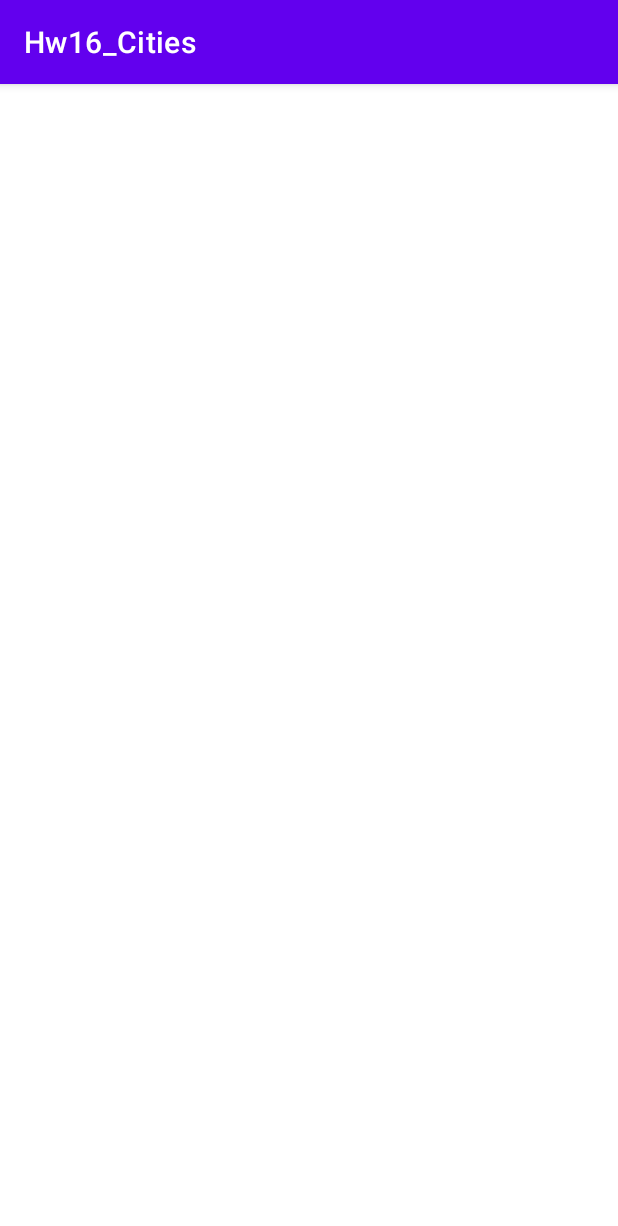
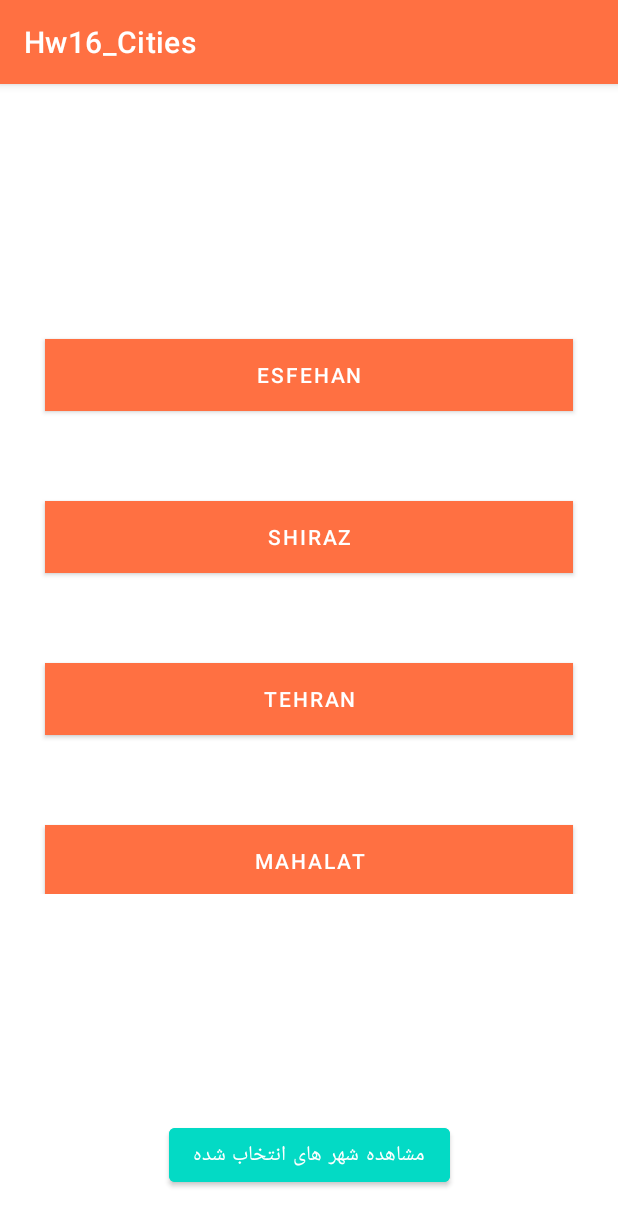
Before and after one commit to tsmoosavi/Hw16_Cities, an Android app: the screen it shows after launch (MainActivity), on a phone screen of 412 x 824 dp. Shown: the top 1226 px of the screen. Run offline under Robolectric (Android 15) with nearby library versions, the phone set to English and light mode, and no system bars; our stand-ins replace Room's generated code, data binding.

Commit message:
edit fragment_home.xml

```diff
--- a/app/src/main/java/com/example/hw16_cities/HomeFragment.kt
+++ b/app/src/main/java/com/example/hw16_cities/HomeFragment.kt
@@ -7,11 +7,12 @@ import android.view.View
 import android.view.ViewGroup
 import android.widget.Button
 import android.widget.Toast
+import androidx.fragment.app.viewModels
 import com.example.hw16_cities.databinding.FragmentHomeBinding
 
 class HomeFragment : Fragment() {
-lateinit var binding: FragmentHomeBinding
-
+    lateinit var binding: FragmentHomeBinding
+    val vm:HomeViewModel by viewModels()
     override fun onCreate(savedInstanceState: Bundle?) {
         super.onCreate(savedInstanceState)
     }
@@ -27,6 +28,8 @@ lateinit var binding: FragmentHomeBinding
     override fun onViewCreated(view: View, savedInstanceState: Bundle?) {
         super.onViewCreated(view, savedInstanceState)
         var adapter = HomeRecyclerAdapter{button, city ->cityButtonClick(button,city)  }
+        binding.homeRV.adapter = adapter
+        adapter.submitList(vm.listOfCity)
 
     }
 
@@ -41,11 +44,12 @@ lateinit var binding: FragmentHomeBinding
             city.isSelected = !city.isSelected
             if (city.isSelected){
                 Toast.makeText(activity, "selected", Toast.LENGTH_SHORT).show()
-                button.setBackgroundResource(R.color.green)
+                button.setBackgroundColor(resources.getColor(R.color.green))
             }
             else if (!city.isSelected){
                 Toast.makeText(activity, "unselected", Toast.LENGTH_SHORT).show()
-                button.setBackgroundResource(R.color.orange)
+                button.setBackgroundColor(resources.getColor(R.color.orange))
+//                button.setBackgroundResource(R.color.orange)
             }
         }
 
--- a/app/src/main/java/com/example/hw16_cities/HomeRecyclerAdapter.kt
+++ b/app/src/main/java/com/example/hw16_cities/HomeRecyclerAdapter.kt
@@ -14,12 +14,12 @@ typealias buttonClickHandler = (Button,City) ->Unit
 class HomeRecyclerAdapter(var buttonClick: buttonClickHandler) : ListAdapter<City, HomeRecyclerAdapter.ItemHolder>(CityDiffCallback) {
 
     class ItemHolder(val binding: HomerecyclerviewBinding): RecyclerView.ViewHolder(binding.root){
-        fun bind(city: City,buttonClick: buttonClickHandler){
-            binding.cityButton.text = city.name
-            binding.cityButton.setOnClickListener{
-                buttonClick.invoke(binding.cityButton,city)
-            }
-        }
+//        fun bind(city: City,buttonClick: buttonClickHandler){
+//            binding.cityButton.text = city.name
+//            binding.cityButton.setOnClickListener{
+//                buttonClick.invoke(binding.cityButton,city)
+//            }
+//        }
     }
     object CityDiffCallback: DiffUtil.ItemCallback<City>(){
 
@@ -44,6 +44,8 @@ class HomeRecyclerAdapter(var buttonClick: buttonClickHandler) : ListAdapter<Cit
     }
 
     override fun onBindViewHolder(holder: ItemHolder, position: Int) {
-        holder.bind(getItem(position),buttonClick)
+//        holder.bind(getItem(position),buttonClick)
+        holder.binding.cityButton.text =getItem(position).name
+        buttonClick(holder.binding.cityButton,Repository().citiesList[position])
     }
 }
--- a/app/src/main/java/com/example/hw16_cities/database/DaoOfCityEntity.kt
+++ b/app/src/main/java/com/example/hw16_cities/database/DaoOfCityEntity.kt
@@ -2,13 +2,14 @@ package com.example.hw16_cities.database
 
 import androidx.lifecycle.LiveData
 import androidx.room.*
+import com.example.hw16_cities.City
 import com.example.hw16_cities.database.CityEntity
 
 @Dao
 interface DaoOfCityEntity {
 
     @Insert(onConflict = OnConflictStrategy.REPLACE)
-    fun addCity(city: CityEntity)
+    fun addCity(city: City)
 
     @Delete
     fun removeCity(city: CityEntity)
--- a/app/src/main/java/com/example/hw16_cities/database/Repository.kt
+++ b/app/src/main/java/com/example/hw16_cities/database/Repository.kt
@@ -14,6 +14,11 @@ class Repository {
     }
     var citiesList = listOf<City>(City("Esfehan"),City("Shiraz"),City("Tehran"),City("Mahalat"),City("Kashan"),
                                     City("qazvin"),City("Sari"),City("Bam"),City("Hamedan"),City("Rasht"))
+
+
+    fun addCity(city: City){
+        db!!.cityDao().addCity(city)
+    }
 }
 class City(var name:String){
     var isSelected = false
--- a/app/src/main/res/layout/fragment_home.xml
+++ b/app/src/main/res/layout/fragment_home.xml
@@ -1,5 +1,5 @@
 <?xml version="1.0" encoding="utf-8"?>
-<FrameLayout xmlns:android="http://schemas.android.com/apk/res/android"
+<androidx.constraintlayout.widget.ConstraintLayout xmlns:android="http://schemas.android.com/apk/res/android"
     xmlns:tools="http://schemas.android.com/tools"
     android:layout_width="match_parent"
     android:layout_height="match_parent"
@@ -10,7 +10,24 @@
  <androidx.recyclerview.widget.RecyclerView
      android:id="@+id/homeRV"
      android:layout_width="match_parent"
-     android:layout_height="wrap_content"
+     android:layout_height="400dp"
+     app:layout_constraintStart_toStartOf="parent"
+     app:layout_constraintEnd_toEndOf="parent"
+     app:layout_constraintTop_toTopOf="parent"
+     android:layout_marginTop="30dp"
+     android:layout_marginBottom="40dp"
+     app:layout_constraintBottom_toTopOf="@id/showSelectedCities"
      app:layoutManager="androidx.recyclerview.widget.LinearLayoutManager"/>
 
-</FrameLayout>
+    <Button
+        android:id="@+id/showSelectedCities"
+        android:layout_width="wrap_content"
+        android:layout_height="wrap_content"
+        android:text="@string/show_selected_cities"
+        app:layout_constraintEnd_toEndOf="parent"
+        app:layout_constraintStart_toStartOf="parent"
+        app:layout_constraintBottom_toBottomOf="parent"
+        android:layout_marginBottom="30dp"
+        android:backgroundTint="@color/teal_200"/>
+
+</androidx.constraintlayout.widget.ConstraintLayout>
--- a/app/src/main/res/layout/homerecyclerview.xml
+++ b/app/src/main/res/layout/homerecyclerview.xml
@@ -1,17 +1,21 @@
 <?xml version="1.0" encoding="utf-8"?>
 <layout  xmlns:android="http://schemas.android.com/apk/res/android">
     <data>
+        <variable
+            name="city"
+            type="com.example.hw16_cities.City" />
 
     </data>
 <LinearLayout
     android:layout_width="match_parent"
-    android:layout_height="match_parent"
+    android:layout_height="wrap_content"
     android:padding="20dp">
     <Button
         android:id="@+id/cityButton"
         android:layout_width="match_parent"
         android:layout_height="wrap_content"
-        android:layout_margin="10dp"/>
+        android:layout_margin="10dp"
+        android:backgroundTint="@color/orange"/>
 
 </LinearLayout>
 </layout>
--- a/app/src/main/res/values/strings.xml
+++ b/app/src/main/res/values/strings.xml
@@ -2,4 +2,5 @@
     <string name="app_name">Hw16_Cities</string>
     <!-- TODO: Remove or change this placeholder text -->
     <string name="hello_blank_fragment">Hello blank fragment</string>
+    <string name="show_selected_cities">مشاهده شهر های انتخاب شده</string>
 </resources>
--- a/app/src/main/res/values/themes.xml
+++ b/app/src/main/res/values/themes.xml
@@ -2,7 +2,7 @@
     <!-- Base application theme. -->
     <style name="Theme.Hw16_Cities" parent="Theme.MaterialComponents.DayNight.DarkActionBar">
         <!-- Primary brand color. -->
-        <item name="colorPrimary">@color/purple_500</item>
+        <item name="colorPrimary">@color/orange</item>
         <item name="colorPrimaryVariant">@color/purple_700</item>
         <item name="colorOnPrimary">@color/white</item>
         <!-- Secondary brand color. -->
```
